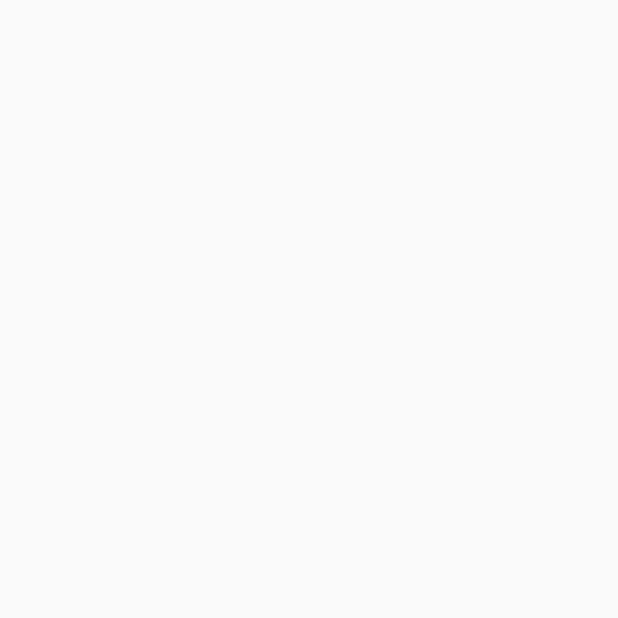
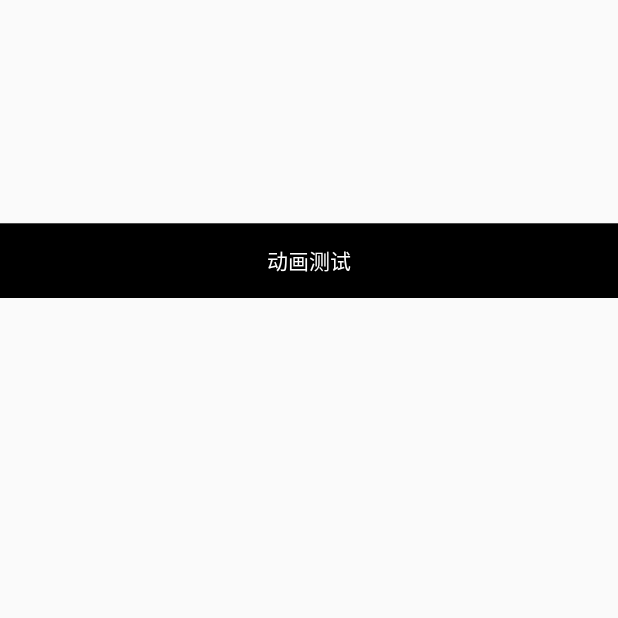
Before and after one commit to ajiaihuiaaa/HelloWord, an Android app: the ObjectAnimationMainActivity screen opened directly, with no data from a screen before it, on a phone screen of 412 x 824 dp, the top half of it. Before the commit the part shown is empty. Run offline under Robolectric (Android 15) with nearby library versions, the phone set to English and light mode, and no system bars.

Commit message:
学习动画

```diff
--- a/app/src/main/java/com/example/helloword/ObjectAnimationMainActivity.java
+++ b/app/src/main/java/com/example/helloword/ObjectAnimationMainActivity.java
@@ -2,13 +2,42 @@ package com.example.helloword;
 
 import androidx.appcompat.app.AppCompatActivity;
 
+import android.animation.ObjectAnimator;
+import android.animation.ValueAnimator;
 import android.os.Bundle;
+import android.util.Log;
+import android.widget.TextView;
 
 public class ObjectAnimationMainActivity extends AppCompatActivity {
+    private TextView mTv1;
 
     @Override
     protected void onCreate(Bundle savedInstanceState) {
         super.onCreate(savedInstanceState);
         setContentView(R.layout.activity_object_animation_main);
+        mTv1 = (TextView) findViewById(R.id.tv_animation);
+        /*
+        // 简单
+//        mTv1.animate().translationYBy(500).setDuration(2000).start();
+*/
+/*
+// 监听动画处于什么状态
+        ValueAnimator valueAnimator = ValueAnimator.ofInt(0, 100);
+        valueAnimator.setDuration(4000);
+        valueAnimator.addUpdateListener(new ValueAnimator.AnimatorUpdateListener() {
+            @Override
+            public void onAnimationUpdate(ValueAnimator animation) {
+                // valueAnimator实际的值
+                Log.d("animation:", animation.getAnimatedValue() + "");
+                // 动画的进度0-1
+                Log.d("animation:", animation.getAnimatedFraction() + "");
+            }
+        });
+        valueAnimator.start();
+        */
+
+        ObjectAnimator objectAnimator = ObjectAnimator.ofFloat(mTv1,"translationY",0,500,200,300);
+        objectAnimator.setDuration(4000);
+        objectAnimator.start();
     }
 }
--- a/app/src/main/res/layout/activity_object_animation_main.xml
+++ b/app/src/main/res/layout/activity_object_animation_main.xml
@@ -1,9 +1,18 @@
 <?xml version="1.0" encoding="utf-8"?>
-<androidx.constraintlayout.widget.ConstraintLayout xmlns:android="http://schemas.android.com/apk/res/android"
+<LinearLayout xmlns:android="http://schemas.android.com/apk/res/android"
     xmlns:app="http://schemas.android.com/apk/res-auto"
     xmlns:tools="http://schemas.android.com/tools"
     android:layout_width="match_parent"
     android:layout_height="match_parent"
     tools:context=".ObjectAnimationMainActivity">
 
-</androidx.constraintlayout.widget.ConstraintLayout>
+    <TextView
+        android:id="@+id/tv_animation"
+        android:layout_width="match_parent"
+        android:layout_height="50dp"
+        android:gravity="center"
+        android:text="动画测试"
+        android:textColor="#FFFFFF"
+        android:background="#000000"/>
+
+</LinearLayout>
```
Also changed, not shown: app/src/main/java/com/example/helloword/MainActivity.java (+10 -0 lines), app/src/main/res/layout/activity_main.xml (+8 -0 lines).
